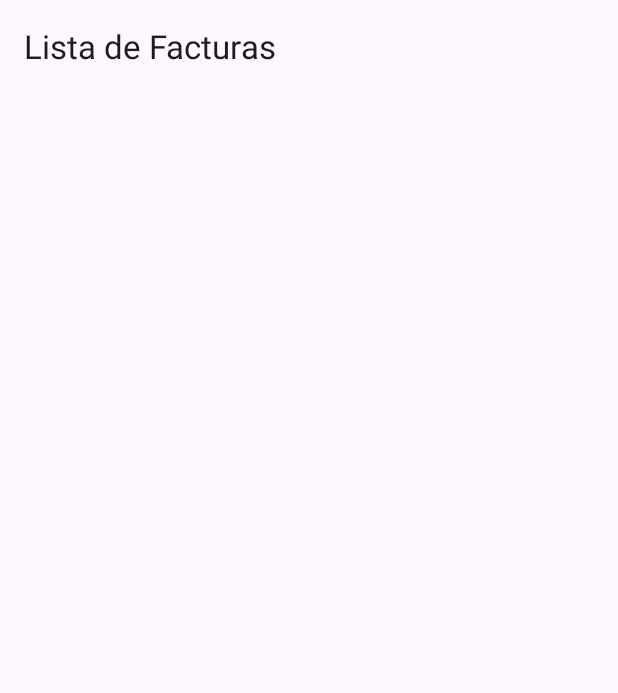
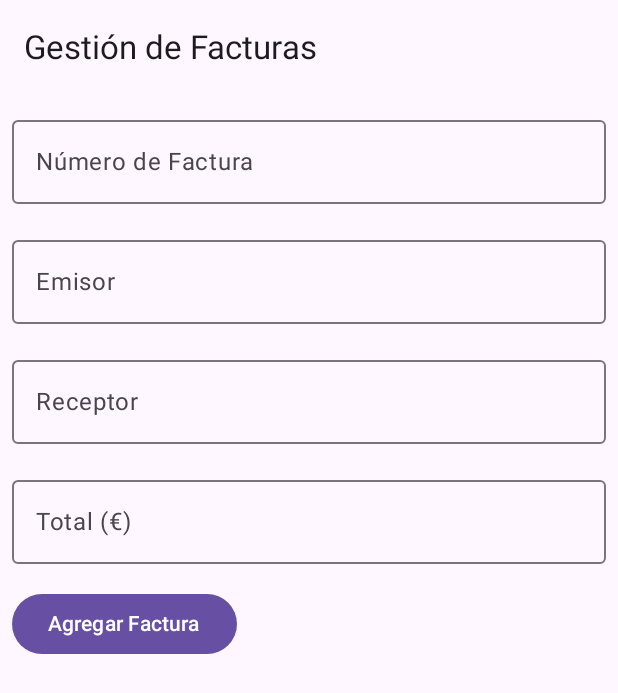
Before and after one commit to albx0502/FacturaApp, an Android app built with Jetpack Compose: the screen it shows after launch (MainActivity), on a phone screen of 412 x 824 dp. Shown: the top 693 px of the screen. Run offline under Robolectric (Android 15) with nearby library versions, the phone set to English and light mode, and no system bars; our stand-ins replace Room's generated code.

Commit message:
Guarda facturas

```diff
--- a/app/src/main/java/com/example/facturaapp/data/DatabaseProvider.kt
+++ b/app/src/main/java/com/example/facturaapp/data/DatabaseProvider.kt
@@ -7,11 +7,11 @@ object DatabaseProvider {
     private var instance: FacturaDatabase? = null
 
     fun getDatabase(context: Context): FacturaDatabase {
-        return instance ?: synchronized(this){
+        return instance ?: synchronized(this) {
             val newInstance = Room.databaseBuilder(
                 context.applicationContext,
                 FacturaDatabase::class.java,
-                "factura_db"
+                "facturas_db"
             ).build()
             instance = newInstance
             newInstance
--- a/app/src/main/java/com/example/facturaapp/data/FacturaDao.kt
+++ b/app/src/main/java/com/example/facturaapp/data/FacturaDao.kt
@@ -7,7 +7,7 @@ interface FacturaDao {
     @Insert
     suspend fun insertFactura(factura: FacturaEntity)
 
-    @Query("SELECT * FROM facturas")
+    @Query("SELECT * FROM facturas Order BY numero ASC")
     suspend fun getAllFacturas(): List<FacturaEntity>
 
     @Update
--- a/app/src/main/java/com/example/facturaapp/ui/FacturaScreen.kt
+++ b/app/src/main/java/com/example/facturaapp/ui/FacturaScreen.kt
@@ -6,7 +6,10 @@ import androidx.compose.foundation.lazy.items
 import androidx.compose.material3.*
 import androidx.compose.runtime.Composable
 import androidx.compose.runtime.collectAsState
+import androidx.compose.runtime.getValue
+import androidx.compose.runtime.mutableStateOf
 import androidx.compose.runtime.remember
+import androidx.compose.runtime.setValue
 import androidx.compose.ui.Modifier
 import androidx.compose.ui.unit.dp
 import androidx.lifecycle.viewmodel.compose.viewModel
@@ -14,36 +17,103 @@ import com.example.facturaapp.data.FacturaEntity
 
 @OptIn(ExperimentalMaterial3Api::class)
 @Composable
-fun FacturaScreen(viewModel: FacturaViewModel){
+fun FacturaScreen(viewModel: FacturaViewModel) {
     val facturas = viewModel.facturas.collectAsState().value
+    var numero by remember { mutableStateOf("") }
+    var emisor by remember { mutableStateOf("") }
+    var receptor by remember { mutableStateOf("") }
+    var total by remember { mutableStateOf("") }
 
-    Scaffold (
+    Scaffold(
         topBar = {
-            TopAppBar(title = { Text("Lista de Facturas") })
-            },
+            TopAppBar(title = { Text("Gestión de Facturas") })
+        },
         content = { paddingValues ->
-            LazyColumn(contentPadding = paddingValues) {
-                items(facturas) { factura ->
-                    FacturaItem(factura = factura)
+            Column(modifier = Modifier.padding(paddingValues)) {
+                // Formulario para añadir una factura
+                OutlinedTextField(
+                    value = numero,
+                    onValueChange = { numero = it },
+                    label = { Text("Número de Factura") },
+                    modifier = Modifier.fillMaxWidth().padding(8.dp)
+                )
+                OutlinedTextField(
+                    value = emisor,
+                    onValueChange = { emisor = it },
+                    label = { Text("Emisor") },
+                    modifier = Modifier.fillMaxWidth().padding(8.dp)
+                )
+                OutlinedTextField(
+                    value = receptor,
+                    onValueChange = { receptor = it },
+                    label = { Text("Receptor") },
+                    modifier = Modifier.fillMaxWidth().padding(8.dp)
+                )
+                OutlinedTextField(
+                    value = total,
+                    onValueChange = { total = it },
+                    label = { Text("Total (€)") },
+                    modifier = Modifier.fillMaxWidth().padding(8.dp)
+                )
+                Button(
+                    onClick = {
+                        viewModel.addFacturas(
+                            FacturaEntity(
+                                numero = numero,
+                                emisor = emisor,
+                                receptor = receptor,
+                                total = total.toDoubleOrNull() ?: 0.0,
+                                fechaEmision = "Hoy",
+                                emisorNIF = "N/A",
+                                emisorDireccion = "N/A",
+                                receptorNIF = "N/A",
+                                receptorDireccion = "N/A",
+                                baseImponible = 0.0,
+                                iva = 0.0
+                            )
+                        )
+                        numero = ""
+                        emisor = ""
+                        receptor = ""
+                        total = ""
+                    },
+                    modifier = Modifier.padding(8.dp)
+                ) {
+                    Text("Agregar Factura")
+                }
+
+                // Lista de facturas
+                LazyColumn {
+                    items(facturas) { factura ->
+                        FacturaItem(
+                            factura = factura,
+                            onDelete = { viewModel.deleteFacturas(it) }
+                        )
+                    }
                 }
             }
         }
     )
 }
-
 @Composable
-fun FacturaItem(factura: FacturaEntity){
-    Card (
+fun FacturaItem(factura: FacturaEntity, onDelete: (FacturaEntity) -> Unit) {
+    Card(
         modifier = Modifier
             .fillMaxWidth()
             .padding(8.dp),
         elevation = CardDefaults.cardElevation(defaultElevation = 4.dp)
-    ){
-        Column (modifier = Modifier.padding(16.dp)){
+    ) {
+        Column(modifier = Modifier.padding(16.dp)) {
             Text("Factura N.º: ${factura.numero}")
             Text("Emisor: ${factura.emisor}")
             Text("Receptor: ${factura.receptor}")
             Text("Total: ${factura.total} €")
+            Button(
+                onClick = { onDelete(factura) },
+                modifier = Modifier.padding(top = 8.dp)
+            ) {
+                Text("Eliminar")
+            }
         }
     }
 }
--- a/app/src/main/java/com/example/facturaapp/ui/FacturaViewModel.kt
+++ b/app/src/main/java/com/example/facturaapp/ui/FacturaViewModel.kt
@@ -12,6 +12,10 @@ class FacturaViewModel(private val repository: FacturaRepository): ViewModel() {
 
     private val _facturas = MutableStateFlow<List<FacturaEntity>>(emptyList())
     val facturas: StateFlow<List<FacturaEntity>> = _facturas
+
+    init {
+        loadFacturas()
+    }
 
     fun loadFacturas(){
         viewModelScope.launch{
--- a/build.gradle.kts
+++ b/build.gradle.kts
@@ -3,4 +3,6 @@ plugins {
     alias(libs.plugins.android.application) apply false
     alias(libs.plugins.kotlin.android) apply false
 
+
+
 }
--- a/gradle/libs.versions.toml
+++ b/gradle/libs.versions.toml
@@ -11,6 +11,7 @@ activityCompose = "1.9.3"
 composeBom = "2024.04.01"
 material3 = "1.3.1"
 navigationCompose = "2.8.5"
+roomCompiler = "2.5.0"
 roomRuntime = "2.6.1"
 
 [libraries]
@@ -19,6 +20,8 @@ androidx-core-ktx = { group = "androidx.core", name = "core-ktx", version.ref =
 androidx-lifecycle-runtime-compose = { module = "androidx.lifecycle:lifecycle-runtime-compose", version.ref = "lifecycleRuntimeKtx" }
 androidx-navigation-compose = { module = "androidx.navigation:navigation-compose", version.ref = "navigationCompose" }
 androidx-room-compiler = { module = "androidx.room:room-compiler", version.ref = "roomRuntime" }
+androidx-room-compiler-v250 = { module = "androidx.room:room-compiler", version.ref = "roomCompiler" }
+androidx-room-ktx = { module = "androidx.room:room-ktx", version.ref = "roomCompiler" }
 androidx-room-runtime = { module = "androidx.room:room-runtime", version.ref = "roomRuntime" }
 junit = { group = "junit", name = "junit", version.ref = "junit" }
 androidx-junit = { group = "androidx.test.ext", name = "junit", version.ref = "junitVersion" }
--- a/settings.gradle.kts
+++ b/settings.gradle.kts
@@ -18,6 +18,5 @@ dependencyResolutionManagement {
         mavenCentral()
     }
 }
-
 rootProject.name = "FacturaApp"
 include(":app")
```
Also changed, not shown: app/build.gradle.kts (+14 -7 lines), app/src/main/java/com/example/facturaapp/data/FacturaDatabase.kt (line endings or trailing spaces), app/src/main/java/com/example/facturaapp/data/FacturaEntity.kt (line endings or trailing spaces).
